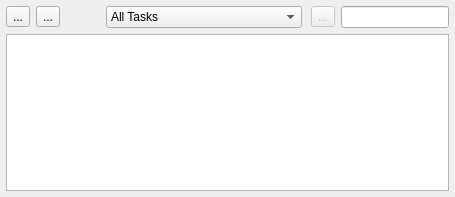
Above: Charm/TasksView.ui from KDAB/Charm before the change. Below: the same form after it.
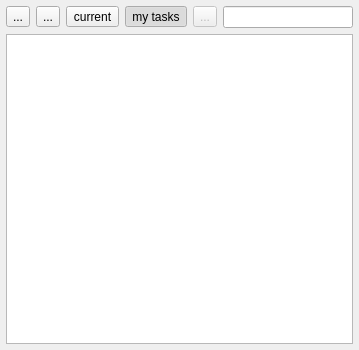
That is the form after the change.

Commit message: change prefiltering combobox into to toggle buttons one button limits the displayed tasks to the current ones one button filters to the subscribed ones

The edit to the form file:
```diff
--- a/Charm/TasksView.ui
+++ b/Charm/TasksView.ui
@@ -6,8 +6,8 @@
    <rect>
     <x>0</x>
     <y>0</y>
-    <width>455</width>
-    <height>197</height>
+    <width>359</width>
+    <height>350</height>
    </rect>
   </property>
   <property name="windowTitle">
@@ -34,54 +34,43 @@
       </widget>
      </item>
      <item>
-      <spacer>
-       <property name="orientation">
-        <enum>Qt::Horizontal</enum>
+      <widget class="QToolButton" name="showCurrentOnly">
+       <property name="toolTip">
+        <string>&lt;!DOCTYPE HTML PUBLIC &quot;-//W3C//DTD HTML 4.0//EN&quot; &quot;http://www.w3.org/TR/REC-html40/strict.dtd&quot;&gt;
+&lt;html&gt;&lt;head&gt;&lt;meta name=&quot;qrichtext&quot; content=&quot;1&quot; /&gt;&lt;style type=&quot;text/css&quot;&gt;
+p, li { white-space: pre-wrap; }
+&lt;/style&gt;&lt;/head&gt;&lt;body style=&quot; font-family:'Bitstream Vera Sans'; font-size:10pt; font-weight:400; font-style:normal;&quot;&gt;
+&lt;p style=&quot; margin-top:0px; margin-bottom:0px; margin-left:0px; margin-right:0px; -qt-block-indent:0; text-indent:0px;&quot;&gt;Show only &lt;span style=&quot; text-decoration: underline;&quot;&gt;current&lt;/span&gt; tasks. Tasks are current if&lt;/p&gt;
+&lt;ul style=&quot;-qt-list-indent: 1;&quot;&gt;&lt;li style=&quot; margin-top:12px; margin-bottom:0px; margin-left:0px; margin-right:0px; -qt-block-indent:0; text-indent:0px;&quot;&gt;the date they are valid from is in the past, or empty,&lt;/li&gt;
+&lt;li style=&quot; margin-top:0px; margin-bottom:12px; margin-left:0px; margin-right:0px; -qt-block-indent:0; text-indent:0px;&quot;&gt;and if the date they are valid to is in the future, or empty.&lt;/li&gt;&lt;/ul&gt;&lt;/body&gt;&lt;/html&gt;</string>
        </property>
-       <property name="sizeHint" stdset="0">
-        <size>
-         <width>40</width>
-         <height>20</height>
-        </size>
+       <property name="text">
+        <string>current</string>
        </property>
-      </spacer>
-     </item>
-     <item>
-      <widget class="QComboBox" name="tasksCombo">
-       <item>
-        <property name="text">
-         <string>All Tasks</string>
-        </property>
-       </item>
-       <item>
-        <property name="text">
-         <string>Current Tasks</string>
-        </property>
-       </item>
-       <item>
-        <property name="text">
-         <string>Subscribed Tasks</string>
-        </property>
-       </item>
-       <item>
-        <property name="text">
-         <string>Current And Subscribed Tasks</string>
-        </property>
-       </item>
+       <property name="checkable">
+        <bool>true</bool>
+       </property>
       </widget>
      </item>
      <item>
-      <spacer>
-       <property name="orientation">
-        <enum>Qt::Horizontal</enum>
+      <widget class="QToolButton" name="showSubscribedOnly">
+       <property name="toolTip">
+        <string>&lt;!DOCTYPE HTML PUBLIC &quot;-//W3C//DTD HTML 4.0//EN&quot; &quot;http://www.w3.org/TR/REC-html40/strict.dtd&quot;&gt;
+&lt;html&gt;&lt;head&gt;&lt;meta name=&quot;qrichtext&quot; content=&quot;1&quot; /&gt;&lt;style type=&quot;text/css&quot;&gt;
+p, li { white-space: pre-wrap; }
+&lt;/style&gt;&lt;/head&gt;&lt;body style=&quot; font-family:'Bitstream Vera Sans'; font-size:10pt; font-weight:400; font-style:normal;&quot;&gt;
+&lt;p style=&quot; margin-top:0px; margin-bottom:0px; margin-left:0px; margin-right:0px; -qt-block-indent:0; text-indent:0px;&quot;&gt;Show only &lt;span style=&quot; text-decoration: underline;&quot;&gt;subscribed&lt;/span&gt; tasks. To subscribe to tasks, check the box on the right of the task name.&lt;/p&gt;&lt;/body&gt;&lt;/html&gt;</string>
        </property>
-       <property name="sizeHint" stdset="0">
-        <size>
-         <width>0</width>
-         <height>20</height>
-        </size>
+       <property name="text">
+        <string>my tasks</string>
        </property>
-      </spacer>
+       <property name="checkable">
+        <bool>true</bool>
+       </property>
+       <property name="checked">
+        <bool>true</bool>
+       </property>
+      </widget>
      </item>
      <item>
       <widget class="QToolButton" name="buttonClearFilter">
```
Left out of the diff: 1 changed line with no effect on the pictures. The commit also changes 3 other files.
